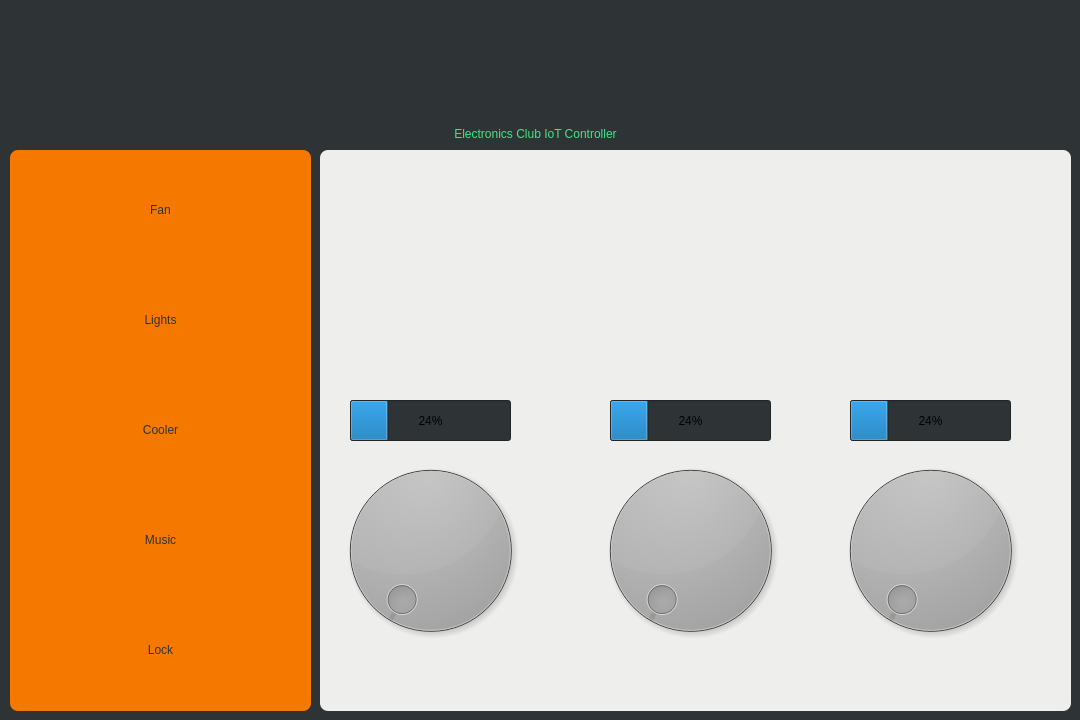
eclub-iitk/desktopography, file GUI/menu/iot.ui: the form before one commit.
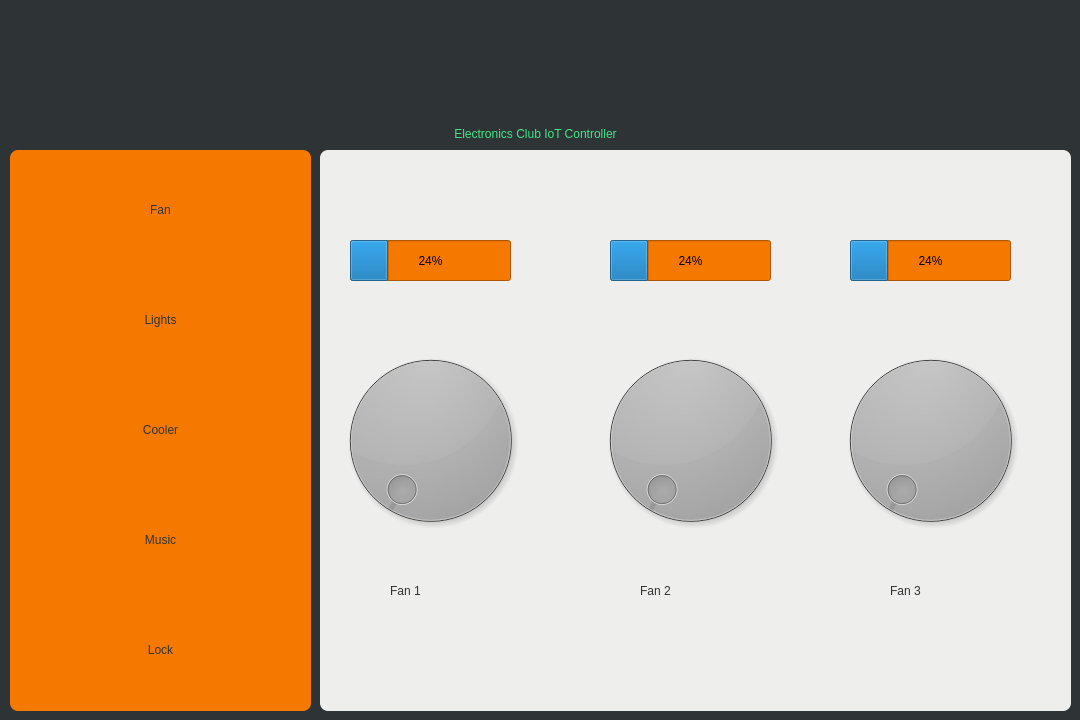
The form after the commit.

Commit message: added dial functionality

Diff of the .ui file:
```diff
--- a/GUI/menu/iot.ui
+++ b/GUI/menu/iot.ui
@@ -183,7 +183,7 @@
     <property name="geometry">
      <rect>
       <x>10</x>
-      <y>300</y>
+      <y>190</y>
       <width>201</width>
       <height>201</height>
      </rect>
@@ -193,11 +193,14 @@
     <property name="geometry">
      <rect>
       <x>30</x>
-      <y>250</y>
+      <y>90</y>
       <width>161</width>
       <height>41</height>
      </rect>
     </property>
+    <property name="styleSheet">
+     <string notr="true">background-color: rgb(245, 121, 0);</string>
+    </property>
     <property name="value">
      <number>24</number>
     </property>
@@ -206,7 +209,7 @@
     <property name="geometry">
      <rect>
       <x>270</x>
-      <y>300</y>
+      <y>190</y>
       <width>201</width>
       <height>201</height>
      </rect>
@@ -216,11 +219,14 @@
     <property name="geometry">
      <rect>
       <x>290</x>
-      <y>250</y>
+      <y>90</y>
       <width>161</width>
       <height>41</height>
      </rect>
     </property>
+    <property name="styleSheet">
+     <string notr="true">background-color: rgb(245, 121, 0);</string>
+    </property>
     <property name="value">
      <number>24</number>
     </property>
@@ -229,7 +235,7 @@
     <property name="geometry">
      <rect>
       <x>510</x>
-      <y>300</y>
+      <y>190</y>
       <width>201</width>
       <height>201</height>
      </rect>
@@ -239,15 +245,75 @@
     <property name="geometry">
      <rect>
       <x>530</x>
-      <y>250</y>
+      <y>90</y>
       <width>161</width>
       <height>41</height>
      </rect>
     </property>
+    <property name="styleSheet">
+     <string notr="true">background-color: rgb(245, 121, 0);</string>
+    </property>
     <property name="value">
      <number>24</number>
     </property>
    </widget>
+   <widget class="QLabel" name="label_4">
+    <property name="geometry">
+     <rect>
+      <x>70</x>
+      <y>410</y>
+      <width>111</width>
+      <height>61</height>
+     </rect>
+    </property>
+    <property name="styleSheet">
+     <string notr="true">color:rgb(46, 52, 54);
+font: 75 30pt &quot;AnjaliOldLipi&quot;;
+text-align: center;
+</string>
+    </property>
+    <property name="text">
+     <string>Fan 1</string>
+    </property>
+   </widget>
+   <widget class="QLabel" name="label_5">
+    <property name="geometry">
+     <rect>
+      <x>320</x>
+      <y>410</y>
+      <width>111</width>
+      <height>61</height>
+     </rect>
+    </property>
+    <property name="styleSheet">
+     <string notr="true">color:rgb(46, 52, 54);
+font: 75 30pt &quot;AnjaliOldLipi&quot;;
+text-align: center;
+</string>
+    </property>
+    <property name="text">
+     <string>Fan 2</string>
+    </property>
+   </widget>
+   <widget class="QLabel" name="label_6">
+    <property name="geometry">
+     <rect>
+      <x>570</x>
+      <y>410</y>
+      <width>111</width>
+      <height>61</height>
+     </rect>
+    </property>
+    <property name="styleSheet">
+     <string notr="true">color:rgb(46, 52, 54);
+font: 75 30pt &quot;AnjaliOldLipi&quot;;
+text-align: center;
+</string>
+    </property>
+    <property name="text">
+     <string>Fan 3</string>
+    </property>
+   </widget>
   </widget>
  </widget>
  <resources/>
```
Left out of the diff: 3 changed lines with no effect on the pictures.
